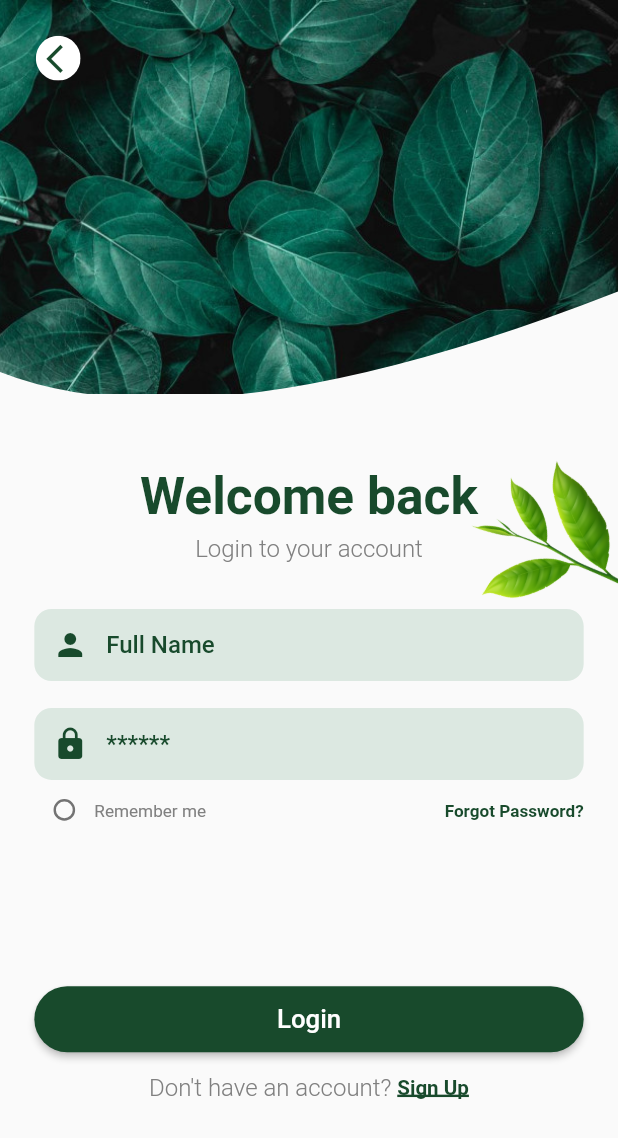
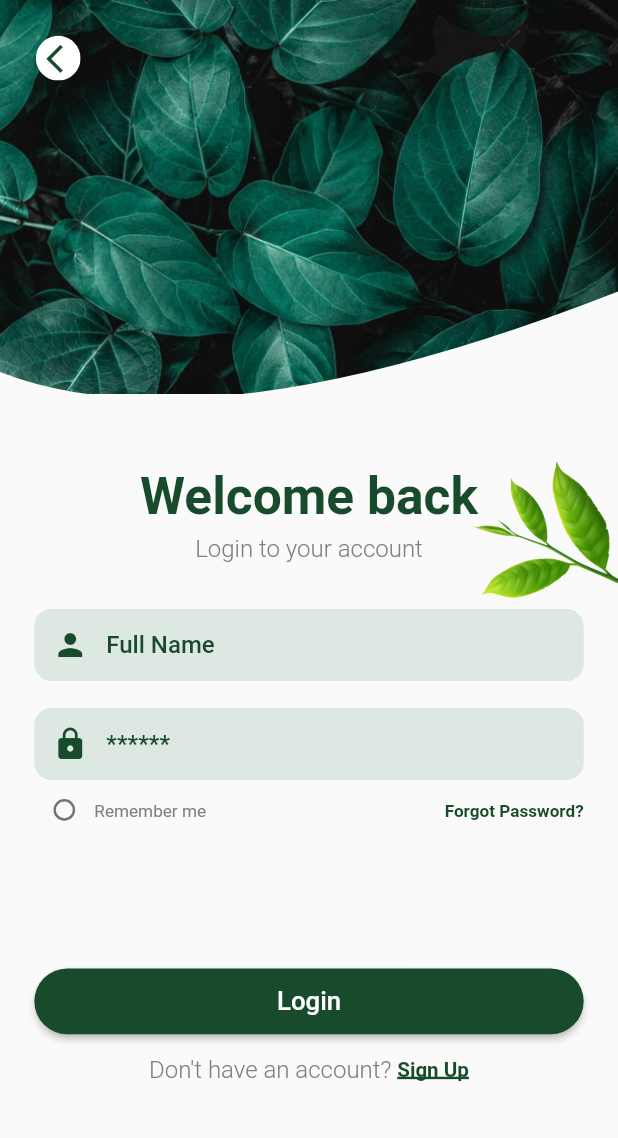
Before and after one commit to Zia9335/flutter-plant-app, a Flutter app: the screen it shows after launch, on a phone screen of 412 x 824 dp. Shown: the top 1138 px of the screen. Run offline on Flutter 3.47's test engine with Material 2 defaults, Android fonts, the phone set to English and light mode, and no system bars; our stand-ins replace flutter_screenutil; Roboto replaces fonts that are missing (Poppins).

Commit message:
code optimized

```diff
--- a/lib/ui/custom_widgets/custom_widgets.dart
+++ b/lib/ui/custom_widgets/custom_widgets.dart
@@ -136,3 +136,67 @@ class CustomElevatedButton extends StatelessWidget {
     );
   }
 }
+
+
+
+// repeated Small Leaves Picture
+class SmallLeavesPicture extends StatelessWidget {
+  const SmallLeavesPicture({
+    Key? key,
+    required this.positionFromTop,
+  }) : super(key: key);
+
+  final double positionFromTop;
+
+  @override
+  Widget build(BuildContext context) {
+    return Positioned(
+      top: positionFromTop,
+      bottom: null,
+      right: -6.h,
+      child: RotationTransition(
+        turns: const AlwaysStoppedAnimation(300 / 360),
+        child: Image(
+            width: 90.0.w,
+            height: 90.0.h,
+            image: const AssetImage('assets/images/leaf.png')),
+      ),
+    );
+  }
+}
+
+
+
+
+// repeated CircularBackButton
+class CircularBackButton extends StatelessWidget {
+  const CircularBackButton({
+    Key? key, required this.onTapFuction
+  }) : super(key: key);
+
+  final VoidCallback onTapFuction;
+
+  @override
+  Widget build(BuildContext context) {
+    return Positioned(
+      top: 20.h,
+      left: 20.h,
+      child: GestureDetector(
+        onTap: onTapFuction,
+        child: ClipOval(
+          child: Container(
+            height: 25.h,
+            width: 25.h,
+            alignment: Alignment.centerRight,
+            color: Colors.white,
+            child: Icon(
+              Icons.arrow_back_ios,
+              color: kDarkGreen,
+              size: 20.sp,
+            ),
+          ),
+        ),
+      ),
+    );
+  }
+}
--- a/lib/ui/screens/login/login_screen.dart
+++ b/lib/ui/screens/login/login_screen.dart
@@ -43,37 +43,10 @@ class _LoginScreenState extends State<LoginScreen> {
                   ),
 
                   //top back arrow icon Button
-                  Positioned(
-                    top: 20.h,
-                    left: 20.h,
-                    child: ClipOval(
-                      child: Container(
-                        height: 25.h,
-                        width: 25.h,
-                        alignment: Alignment.centerRight,
-                        color: Colors.white,
-                        child: Icon(
-                          Icons.arrow_back_ios,
-                          color: kDarkGreen,
-                          size: 20.sp,
-                        ),
-                      ),
-                    ),
-                  ),
+                  CircularBackButton(onTapFuction: (){},),
 
                   //small leaves picture
-                  Positioned(
-                    top: height <690 ?220.h: 260.h,
-                    bottom: null,
-                    right: -6.h,
-                    child: RotationTransition(
-                      turns: const AlwaysStoppedAnimation(300 / 360),
-                      child: Image(
-                          width: 90.0.w,
-                          height: 90.0.h,
-                          image: const AssetImage('assets/images/leaf.png')),
-                    ),
-                  ),
+                  SmallLeavesPicture(positionFromTop: height <690 ?220.h: 260.h,),
 
                   //Welcome text + login to your account text
                   Positioned.fill(
@@ -170,7 +143,7 @@ class _LoginScreenState extends State<LoginScreen> {
                     //
                     SizedBox(
                      // height: 80.0.h,
-                      height: height <690 ?30.h: 80.h,
+                      height: height <690 ?30.h: 70.h,
                     ),
 
                     // Login Button
```
Also changed, not shown: lib/ui/screens/signup/signup_screen.dart (+5 -29 lines).
